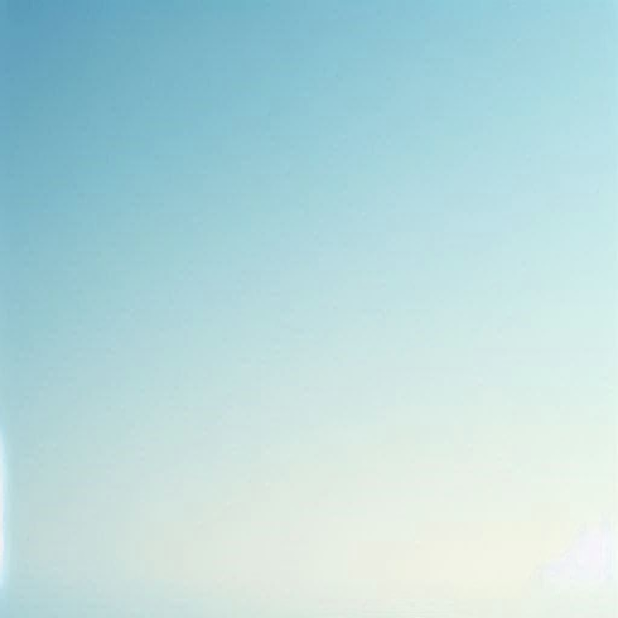
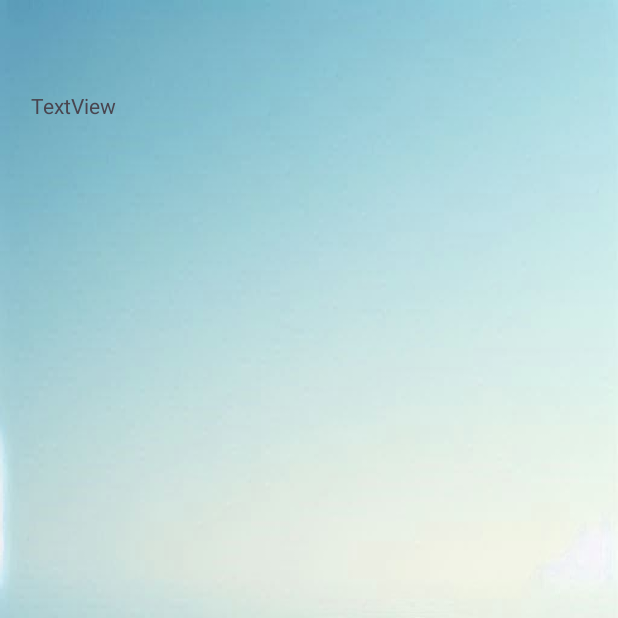
Before and after one commit to xBugor/discovery-app-, an Android app: the Giris screen opened directly, with no data from a screen before it, on a phone screen of 412 x 824 dp, the top half of it. Run offline under Robolectric (Android 15) with nearby library versions, the phone set to English and light mode, and no system bars; Roboto replaces fonts that are not available here.

Commit message:
Revert "Yeter yoruldum"
This reverts commit 676731453b392d06fb46688ff69fb4077b6e36c6.

```diff
--- a/app/src/main/res/drawable/baseline_settings_24.xml
+++ /dev/null
@@ -1,5 +0,0 @@
-<vector xmlns:android="http://schemas.android.com/apk/res/android" android:height="24dp" android:tint="#000000" android:viewportHeight="24" android:viewportWidth="24" android:width="24dp">
-
-    <path android:fillColor="@android:color/white" android:pathData="M19.14,12.94c0.04,-0.3 0.06,-0.61 0.06,-0.94c0,-0.32 -0.02,-0.64 -0.07,-0.94l2.03,-1.58c0.18,-0.14 0.23,-0.41 0.12,-0.61l-1.92,-3.32c-0.12,-0.22 -0.37,-0.29 -0.59,-0.22l-2.39,0.96c-0.5,-0.38 -1.03,-0.7 -1.62,-0.94L14.4,2.81c-0.04,-0.24 -0.24,-0.41 -0.48,-0.41h-3.84c-0.24,0 -0.43,0.17 -0.47,0.41L9.25,5.35C8.66,5.59 8.12,5.92 7.63,6.29L5.24,5.33c-0.22,-0.08 -0.47,0 -0.59,0.22L2.74,8.87C2.62,9.08 2.66,9.34 2.86,9.48l2.03,1.58C4.84,11.36 4.8,11.69 4.8,12s0.02,0.64 0.07,0.94l-2.03,1.58c-0.18,0.14 -0.23,0.41 -0.12,0.61l1.92,3.32c0.12,0.22 0.37,0.29 0.59,0.22l2.39,-0.96c0.5,0.38 1.03,0.7 1.62,0.94l0.36,2.54c0.05,0.24 0.24,0.41 0.48,0.41h3.84c0.24,0 0.44,-0.17 0.47,-0.41l0.36,-2.54c0.59,-0.24 1.13,-0.56 1.62,-0.94l2.39,0.96c0.22,0.08 0.47,0 0.59,-0.22l1.92,-3.32c0.12,-0.22 0.07,-0.47 -0.12,-0.61L19.14,12.94zM12,15.6c-1.98,0 -3.6,-1.62 -3.6,-3.6s1.62,-3.6 3.6,-3.6s3.6,1.62 3.6,3.6S13.98,15.6 12,15.6z"/>
-
-</vector>
--- a/app/src/main/res/drawable/cikis.xml
+++ /dev/null
@@ -1,7 +0,0 @@
-<vector xmlns:android="http://schemas.android.com/apk/res/android" android:autoMirrored="true" android:height="24dp" android:tint="#000000" android:viewportHeight="24" android:viewportWidth="24" android:width="24dp">
-
-    <path android:fillColor="@android:color/white" android:pathData="M5,5h6c0.55,0 1,-0.45 1,-1v0c0,-0.55 -0.45,-1 -1,-1H5C3.9,3 3,3.9 3,5v14c0,1.1 0.9,2 2,2h6c0.55,0 1,-0.45 1,-1v0c0,-0.55 -0.45,-1 -1,-1H5V5z"/>
-
-    <path android:fillColor="@android:color/white" android:pathData="M20.65,11.65l-2.79,-2.79C17.54,8.54 17,8.76 17,9.21V11h-7c-0.55,0 -1,0.45 -1,1v0c0,0.55 0.45,1 1,1h7v1.79c0,0.45 0.54,0.67 0.85,0.35l2.79,-2.79C20.84,12.16 20.84,11.84 20.65,11.65z"/>
-
-</vector>
--- a/app/src/main/res/drawable/person.xml
+++ /dev/null
@@ -1,5 +0,0 @@
-<vector xmlns:android="http://schemas.android.com/apk/res/android" android:height="24dp" android:tint="#000000" android:viewportHeight="24" android:viewportWidth="24" android:width="24dp">
-
-    <path android:fillColor="@android:color/white" android:pathData="M12,12c2.21,0 4,-1.79 4,-4s-1.79,-4 -4,-4 -4,1.79 -4,4 1.79,4 4,4zM12,14c-2.67,0 -8,1.34 -8,4v1c0,0.55 0.45,1 1,1h14c0.55,0 1,-0.45 1,-1v-1c0,-2.66 -5.33,-4 -8,-4z"/>
-
-</vector>
--- a/app/src/main/res/drawable/round_contact_support_24.xml
+++ /dev/null
@@ -1,5 +0,0 @@
-<vector xmlns:android="http://schemas.android.com/apk/res/android" android:autoMirrored="true" android:height="24dp" android:tint="#000000" android:viewportHeight="24" android:viewportWidth="24" android:width="24dp">
-
-    <path android:fillColor="@android:color/white" android:pathData="M11.5,2C6.81,2 3,5.81 3,10.5S6.81,19 11.5,19h0.5v3c4.86,-2.34 8,-7 8,-11.5C20,5.81 16.19,2 11.5,2zM12.5,16.5h-2v-2h2v2zM12.9,11.72c-0.01,0.01 -0.02,0.03 -0.03,0.05 -0.05,0.08 -0.1,0.16 -0.14,0.24 -0.02,0.03 -0.03,0.07 -0.04,0.11 -0.03,0.07 -0.06,0.14 -0.08,0.21 -0.07,0.21 -0.1,0.43 -0.1,0.68L10.5,13.01c0,-0.51 0.08,-0.94 0.2,-1.3 0,-0.01 0,-0.02 0.01,-0.03 0.01,-0.04 0.04,-0.06 0.05,-0.1 0.06,-0.16 0.13,-0.3 0.22,-0.44 0.03,-0.05 0.07,-0.1 0.1,-0.15 0.03,-0.04 0.05,-0.09 0.08,-0.12l0.01,0.01c0.84,-1.1 2.21,-1.44 2.32,-2.68 0.09,-0.98 -0.61,-1.93 -1.57,-2.13 -1.04,-0.22 -1.98,0.39 -2.3,1.28 -0.14,0.36 -0.47,0.65 -0.88,0.65h-0.2c-0.6,0 -1.04,-0.59 -0.87,-1.17 0.55,-1.82 2.37,-3.09 4.43,-2.79 1.69,0.25 3.04,1.64 3.33,3.33 0.44,2.44 -1.63,3.03 -2.53,4.35z"/>
-
-</vector>
--- a/app/src/main/res/layout/activity_giris.xml
+++ b/app/src/main/res/layout/activity_giris.xml
@@ -1,20 +1,24 @@
 <?xml version="1.0" encoding="utf-8"?>
-<androidx.drawerlayout.widget.DrawerLayout xmlns:android="http://schemas.android.com/apk/res/android"
+<androidx.constraintlayout.widget.ConstraintLayout xmlns:android="http://schemas.android.com/apk/res/android"
     xmlns:app="http://schemas.android.com/apk/res-auto"
     xmlns:tools="http://schemas.android.com/tools"
     android:id="@+id/main"
     android:layout_width="match_parent"
     android:layout_height="match_parent"
-    tools:openDrawer="start"
     android:background="@drawable/girisarkaplan"
     tools:context=".Giris">
 
-    <com.google.android.material.navigation.NavigationView
+    <TextView
+        android:id="@+id/textView2"
         android:layout_width="wrap_content"
         android:layout_height="wrap_content"
-        android:layout_gravity="start"
-        app:headerLayout="@layout/cekmece"
-        app:menu="@menu/drawer_elamanlari" />
-
-
-</androidx.drawerlayout.widget.DrawerLayout>
+        android:layout_marginStart="19dp"
+        android:layout_marginTop="14dp"
+        android:layout_marginEnd="334dp"
+        android:layout_marginBottom="698dp"
+        android:text="TextView"
+        app:layout_constraintBottom_toBottomOf="parent"
+        app:layout_constraintEnd_toEndOf="parent"
+        app:layout_constraintStart_toStartOf="parent"
+        app:layout_constraintTop_toTopOf="parent" />
+</androidx.constraintlayout.widget.ConstraintLayout>
--- a/app/src/main/res/menu/drawer_elamanlari.xml
+++ /dev/null
@@ -1,27 +0,0 @@
-<?xml version="1.0" encoding="utf-8"?>
-<menu xmlns:android="http://schemas.android.com/apk/res/android">
-
-    <item
-        android:id="@+id/navmenu"
-        android:title="HESAP ADI "/>
-
-
-
-    <item
-        android:icon="@drawable/round_contact_support_24"
-        android:id="@+id/navgorus"
-        android:title="Görüş Bildirin "/>
-
-
-    <item
-        android:id="@+id/navayarlar"
-        android:icon="@drawable/baseline_settings_24"
-        android:title="Ayarlar "/>
-
-    <item
-        android:icon="@drawable/cikis"
-        android:id="@+id/navcikis"
-        android:title="Çıkış "/>
-
-
-</menu>
--- a/app/src/main/res/values/colors.xml
+++ b/app/src/main/res/values/colors.xml
@@ -4,5 +4,4 @@
     <color name="white">#FFFFFFFF</color>
     <color name="background">#074dc5</color>
     <color name="mavi">#00b2e7</color>
-    <color name="koyumavi">#073efa</color>
 </resources>
```
Also changed, not shown: app/src/main/res/layout/activity_main.xml (+27 -26 lines), app/src/main/res/layout/cekmece.xml (deleted, +0 -39 lines).
